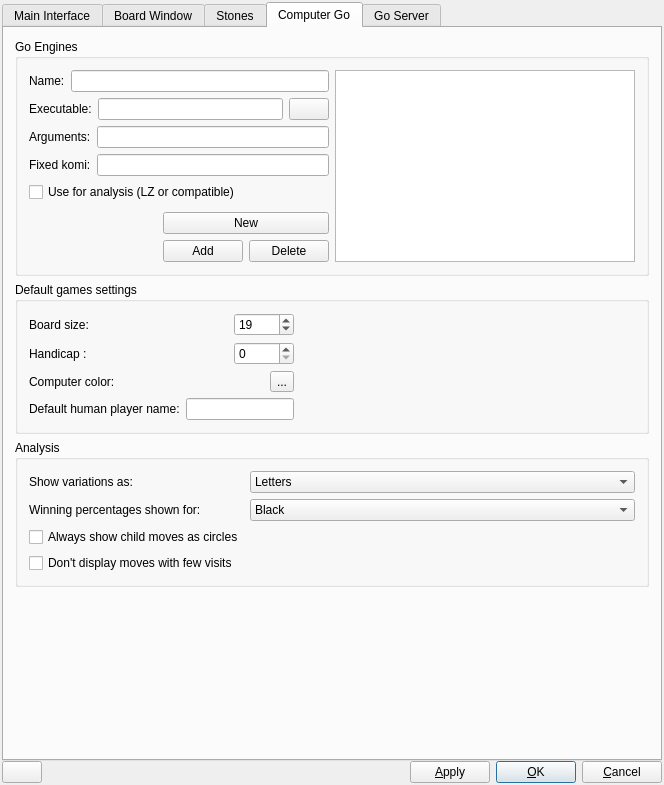
The window that src/preferences_gui.ui (bernds/q5Go) describes before a commit, drawn with Qt 5.
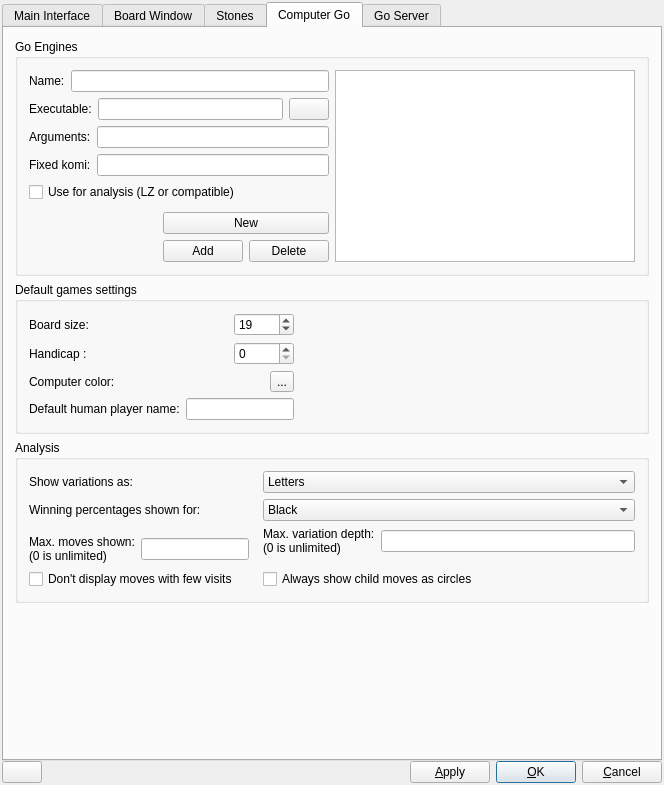
The same window after the commit. The open tabs and pages were chosen to show the change. Icons and pictures are not drawn. Custom widgets are drawn as their Qt base class.

Commit message: Add max moves and max depth options for computer analysis

The edit to the form file:
```diff
--- a/src/preferences_gui.ui
+++ b/src/preferences_gui.ui
@@ -2273,13 +2273,6 @@
             </item>
            </widget>
           </item>
-          <item row="2" column="0">
-           <widget class="QCheckBox" name="anChildMovesCheckBox">
-            <property name="text">
-             <string>Always show child moves as circles</string>
-            </property>
-           </widget>
-          </item>
           <item row="1" column="0">
            <widget class="QLabel" name="label_18">
             <property name="text">
@@ -2313,6 +2306,55 @@
             </property>
            </widget>
           </item>
+          <item row="2" column="1">
+           <layout class="QHBoxLayout" name="horizontalLayout_11">
+            <property name="leftMargin">
+             <number>0</number>
+            </property>
+            <property name="topMargin">
+             <number>0</number>
+            </property>
+            <item>
+             <widget class="QLabel" name="label_19">
+              <property name="text">
+               <string>Max. variation depth:
+(0 is unlimited)</string>
+              </property>
+             </widget>
+            </item>
+            <item>
+             <widget class="QLineEdit" name="anDepthEdit"/>
+            </item>
+           </layout>
+          </item>
+          <item row="2" column="0">
+           <layout class="QHBoxLayout" name="horizontalLayout_12">
+            <property name="topMargin">
+             <number>8</number>
+            </property>
+            <property name="rightMargin">
+             <number>8</number>
+            </property>
+            <item>
+             <widget class="QLabel" name="label_20">
+              <property name="text">
+               <string>Max. moves shown:
+(0 is unlimited)</string>
+              </property>
+             </widget>
+            </item>
+            <item>
+             <widget class="QLineEdit" name="anMaxMovesEdit"/>
+            </item>
+           </layout>
+          </item>
+          <item row="3" column="1">
+           <widget class="QCheckBox" name="anChildMovesCheckBox">
+            <property name="text">
+             <string>Always show child moves as circles</string>
+            </property>
+           </widget>
+          </item>
          </layout>
         </widget>
        </item>
```
Left out of the diff: 4 changed lines with no effect on the pictures. The commit also changes 3 other files.
